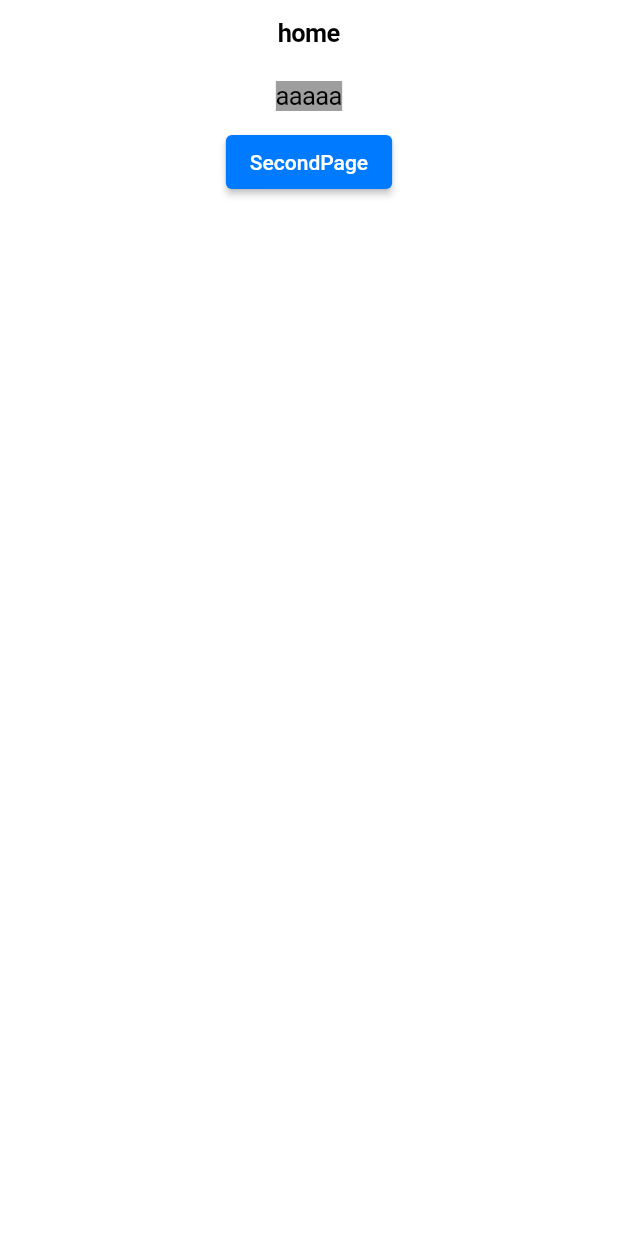
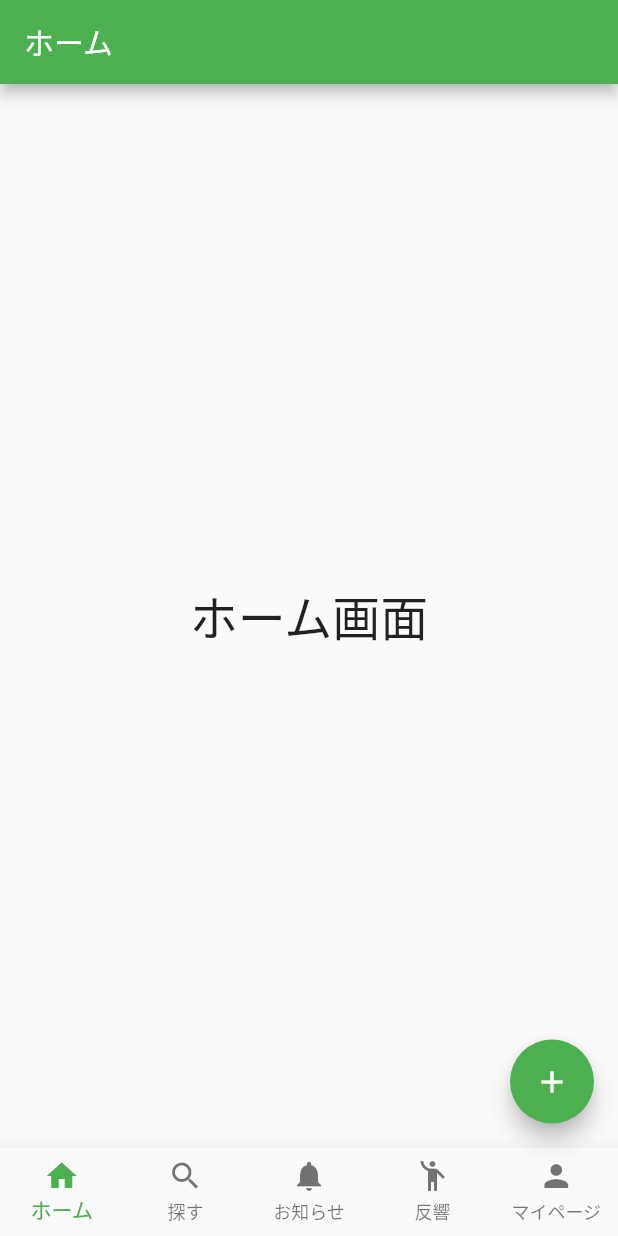
Before and after one commit to k-hirofumi/sns_app, a Flutter app: the screen it shows after launch, on a phone screen of 412 x 824 dp. Run offline on Flutter 3.47's test engine with Material 2 defaults, Android fonts, the phone set to English and light mode, and no system bars.

Commit message:
create base

```diff
--- a/lib/main.dart
+++ b/lib/main.dart
@@ -14,134 +14,158 @@ class MyApp extends StatelessWidget {
   // This widget is the root of your application.
   @override
   Widget build(BuildContext context) {
-    // return MaterialApp(
-    //   title: 'Flutter Demo',
-    //   theme: ThemeData(
-    //     primarySwatch: Colors.blue,
-    //   ),
-    //   home: const MyHomePage(title: 'Flutter Demo Home Page'),
-    // );
-    return  CupertinoApp(
-      // navigatorKey: ,
-      home: MyHomePage(title:'my_app'),
-      routes:
-        {
-          '/second': (context) => SecondPage(),
-        },
+    return MaterialApp(
+      title: 'Flutter Demo',
+      theme: ThemeData(
+        primarySwatch: Colors.green,
+      ),
+      home: const MainPage(),
     );
   }
 }
 
-class MyHomePage extends StatefulWidget {
-  const MyHomePage({super.key, required this.title});
-  final String title;
+class MainPage extends StatefulWidget {
+  const MainPage({super.key});
 
   @override
-  State<MyHomePage> createState() => _MyHomePageState();
+  State<MainPage> createState() => _MainPageState();
 
-}
+  }
 
-class _MyHomePageState extends State<MyHomePage> {
-  // int _counter = 0;
-  // void _incrementCounter() {
-  //   setState(() {
-  //     _counter++;
-  //   });
-  // }
-  // Future<void> toScecondPage() async {
-  //   Navigator.of(context).pushNamed('/second');
-  // }
+class _MainPageState extends State<MainPage> {
+  static const _screens = [
+      HomeScreen(),
+      SearchScreen(),
+      NotificationScreen(),
+      ReactionScreen(),
+      AccountScreen()
+    ];
+
+  int _selectedIndex = 0;
+  void _onItemTapped(int index) {
+    setState(() {
+      _selectedIndex = index;
+    });
+  }
+
+  void _showNewPostOrverlay(){
+
+  }
 
   @override
   Widget build(BuildContext context) {
-
-
-    return  CupertinoPageScaffold(
-      navigationBar:  const CupertinoNavigationBar(
-        middle: Text('home'),
-        ),
-      child: SafeArea(
-        child: Center(
-          child: Column(
-          // mainAxisAlignment: MainAxisAlignment.center,
-            children: [
-               Conte1(),
-               ElevatedButton(
-                onPressed: (() => AppNav.toSecondPage(context)),
-                child: const Text("SecondPage"),
-              )
-            ],
-          ),
-        ),
+    return Scaffold(
+      body: _screens[_selectedIndex],
+      bottomNavigationBar: BottomNavigationBar(
+        currentIndex: _selectedIndex,
+        onTap: _onItemTapped,
+        items: const <BottomNavigationBarItem>[
+          BottomNavigationBarItem(icon: Icon(Icons.home), label: 'ホーム'),
+          BottomNavigationBarItem(icon: Icon(Icons.search), label: '探す'),
+          BottomNavigationBarItem(
+              icon: Icon(Icons.notifications), label: 'お知らせ'),
+          BottomNavigationBarItem(icon: Icon(Icons.emoji_people), label: '反響'),
+          BottomNavigationBarItem(icon: Icon(Icons.person), label: 'マイページ'),
+        ],
+        type: BottomNavigationBarType.fixed,
       ),
-    );
-    // return Scaffold(
-    //   appBar: AppBar(
-    //     title: Text(widget.title),
-    //   ),
-    //   body: Center(
-    //     child: Column(
-    //       mainAxisAlignment: MainAxisAlignment.center,
-    //       children: <Widget>[
-    //         const Text(
-    //           'You have pushed the button this many times:',
-    //         ),
-    //         Text(
-    //           '$_counter',
-    //           style: Theme.of(context).textTheme.headline4,
-    //         ),
-    //       ],
-    //     ),
-    //   ),
-    //   floatingActionButton: FloatingActionButton(
-    //     onPressed: _incrementCounter,
-    //     tooltip: 'Increment',
-    //     child: const Icon(Icons.add),
-    //   ), // This trailing comma makes auto-formatting nicer for build methods.
-    // );
-  }
-}
-
-class Conte1 extends StatelessWidget {
-  const Conte1({super.key});
-
-  @override
-  Widget build(BuildContext context) {
-    return Container(
-      margin: EdgeInsets.all(10),
-      color: Colors.grey,
-      child: Text('aaaaa'),
-    );
-  }
-}
-
-class SecondPage extends StatelessWidget {
-  const SecondPage({super.key});
-
-  @override
-  Widget build(BuildContext context) {
-    return CupertinoPageScaffold(
-      navigationBar:  const CupertinoNavigationBar(
-        middle: Text('second'),
-        ),
-        child: SafeArea(
-          child: Center(
-            child: Column(
-              children: [
-                Conte1(),
-                Text("secondpage")
-              ],
-            )
-          )
+      floatingActionButton: FloatingActionButton(
+        onPressed: _showNewPostOrverlay,
+        tooltip: "Create New Post",
+        child: Icon(Icons.add),
         ),
     );
   }
 }
 
 
+class AccountScreen extends StatelessWidget {
+  const AccountScreen({Key? key}) : super(key: key);
+
+  @override
+  Widget build(BuildContext context) {
+    return Scaffold(
+      appBar: AppBar(
+        title: const Text('アカウント'),
+      ),
+      body: const Center(
+          child: Text('アカウント画面', style: TextStyle(fontSize: 32.0))),
+    );
+  }
+}
+
+class SearchScreen extends StatelessWidget {
+  const SearchScreen({Key? key}) : super(key: key);
+
+  @override
+  Widget build(BuildContext context) {
+    return Scaffold(
+      appBar: AppBar(
+        title: const Text('探す'),
+      ),
+      body: const Center(
+          child: Text('探す画面', style: TextStyle(fontSize: 32.0))),
+    );
+  }
+}
+
+class ReactionScreen extends StatelessWidget {
+  const ReactionScreen({Key? key}) : super(key: key);
+
+  @override
+  Widget build(BuildContext context) {
+    return Scaffold(
+      appBar: AppBar(
+        title: const Text('反響'),
+      ),
+      body: const Center(
+          child: Text('反響画面', style: TextStyle(fontSize: 32.0))),
+    );
+  }
+}
+
+class HomeScreen extends StatelessWidget {
+  const HomeScreen({Key? key}) : super(key: key);
+
+  @override
+  Widget build(BuildContext context) {
+    return Scaffold(
+      appBar: AppBar(
+        title: const Text('ホーム'),
+      ),
+      body:
+          const Center(child: Text('ホーム画面', style: TextStyle(fontSize: 32.0))),
+    );
+  }
+}
+
+class NotificationScreen extends StatelessWidget {
+  const NotificationScreen({Key? key}) : super(key: key);
+
+  @override
+  Widget build(BuildContext context) {
+    return Scaffold(
+      appBar: AppBar(
+        title: const Text('お知らせ'),
+      ),
+      body:
+          const Center(child: Text('お知らせ画面', style: TextStyle(fontSize: 32.0))),
+    );
+  }
+}
+
+
+
+
 class AppNav {
 
-  static Future<void> toSecondPage(BuildContext context){
-    return Navigator.of(context).pushNamed('/second');
+  static Future<void> toHomeSecondPage(BuildContext context){
+    return Navigator.of(context).pushNamed('/home/second');
   }
+
+  static Future<void> toSearchSecondPage(BuildContext context){
+    return Navigator.of(context).pushNamed('/search/second');
+  }
+
+
 }
```
Also changed, not shown: lib/main copy.dart (added, +208 -0 lines), lib/components/navigation/home.dart (added), lib/components/pages/home.dart (added).
